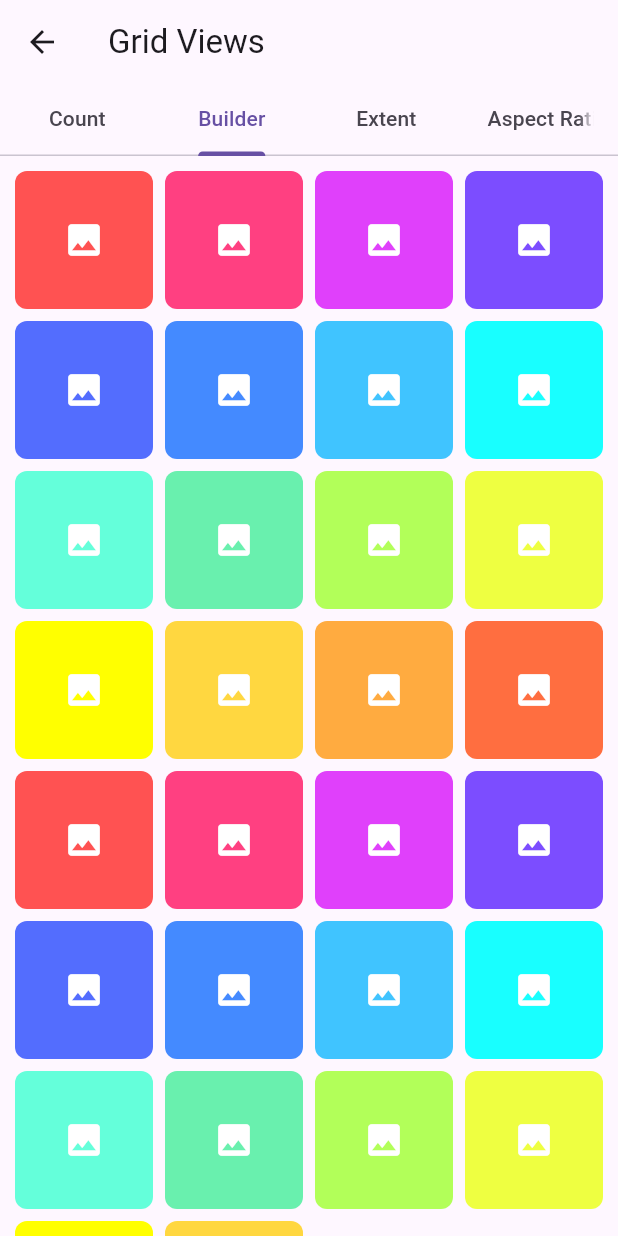
After one commit to VidarDev/flutter_widget_explorer, a Flutter app: the GridViewsPage screen opened directly, tab 2 chosen, on a phone screen of 412 x 824 dp. The commit adds this screen. Run offline on Flutter 3.47's test engine with Material 3 defaults, Android fonts, the phone set to English and light mode, and no system bars.

Commit message:
:sparkles: (feat) add grid_views.page

```diff
--- a/lib/main.dart
+++ b/lib/main.dart
@@ -2,6 +2,7 @@ import 'package:flutter/material.dart';
 import 'package:flutter_widget_explorer/views/center_align.page.dart';
 import 'package:flutter_widget_explorer/views/container_explorer.page.dart';
 import 'package:flutter_widget_explorer/views/expanded_spacer.page.dart';
+import 'package:flutter_widget_explorer/views/grid_views.page.dart';
 import 'package:flutter_widget_explorer/views/padding_sizedbox.page.dart';
 import 'package:flutter_widget_explorer/views/row_column.page.dart';
 import 'package:flutter_widget_explorer/views/scaffold_appbar.page.dart';
@@ -228,7 +229,7 @@ class HomePage extends StatelessWidget {
                 Navigator.push(
                   context,
                   MaterialPageRoute(
-                    builder: (context) => const ScaffoldAppBarPage(),
+                    builder: (context) => const GridViewsPage(),
                   ),
                 );
               },
--- /dev/null
+++ b/lib/views/grid_views.page.dart
@@ -0,0 +1,164 @@
+import 'package:flutter/material.dart';
+
+class GridViewsPage extends StatelessWidget {
+  const GridViewsPage({super.key});
+
+  @override
+  Widget build(BuildContext context) {
+    return DefaultTabController(
+      length: 4,
+      child: Scaffold(
+        appBar: AppBar(
+          title: const Text('Grid Views'),
+          bottom: const TabBar(
+            tabs: [
+              Tab(text: 'Count'),
+              Tab(text: 'Builder'),
+              Tab(text: 'Extent'),
+              Tab(text: 'Aspect Ratio'),
+            ],
+          ),
+        ),
+        body: TabBarView(
+          children: [
+            _buildGridViewCount(),
+            _buildGridViewBuilder(),
+            _buildGridViewExtent(),
+            _buildGridViewAspectRatio(),
+          ],
+        ),
+      ),
+    );
+  }
+
+  Widget _buildGridViewCount() {
+    return GridView.count(
+      crossAxisCount: 3,
+      mainAxisSpacing: 10,
+      crossAxisSpacing: 10,
+      padding: const EdgeInsets.all(10),
+      children: List.generate(
+        20,
+        (index) => Container(
+          decoration: BoxDecoration(
+            color: Colors.primaries[index % Colors.primaries.length],
+            borderRadius: BorderRadius.circular(8),
+          ),
+          child: Center(
+            child: Icon(Icons.image, color: Colors.white, size: 32),
+          ),
+        ),
+      ),
+    );
+  }
+
+  Widget _buildGridViewBuilder() {
+    return GridView.builder(
+      gridDelegate: const SliverGridDelegateWithFixedCrossAxisCount(
+        crossAxisCount: 4,
+        mainAxisSpacing: 8,
+        crossAxisSpacing: 8,
+      ),
+      padding: const EdgeInsets.all(10),
+      itemCount: 30,
+      itemBuilder: (context, index) {
+        return Container(
+          decoration: BoxDecoration(
+            color: Colors.accents[index % Colors.accents.length],
+            borderRadius: BorderRadius.circular(8),
+          ),
+          child: Center(
+            child: Icon(Icons.photo, color: Colors.white, size: 28),
+          ),
+        );
+      },
+    );
+  }
+
+  Widget _buildGridViewExtent() {
+    return GridView.extent(
+      maxCrossAxisExtent: 100,
+      mainAxisSpacing: 10,
+      crossAxisSpacing: 10,
+      padding: const EdgeInsets.all(10),
+      children: List.generate(
+        25,
+        (index) => Container(
+          decoration: BoxDecoration(
+            color: Colors.primaries[(index + 5) % Colors.primaries.length],
+            borderRadius: BorderRadius.circular(8),
+          ),
+          child: Center(
+            child: Icon(Icons.photo_library, color: Colors.white, size: 30),
+          ),
+        ),
+      ),
+    );
+  }
+
+  Widget _buildGridViewAspectRatio() {
+    return SingleChildScrollView(
+      child: Column(
+        children: [
+          _buildAspectRatioSection(0.5, 'Ratio 0.5'),
+          _buildAspectRatioSection(1.0, 'Ratio 1.0'),
+          _buildAspectRatioSection(1.5, 'Ratio 1.5'),
+          _buildAspectRatioSection(2.0, 'Ratio 2.0'),
+        ],
+      ),
+    );
+  }
+
+  Widget _buildAspectRatioSection(double ratio, String title) {
+    return Column(
+      crossAxisAlignment: CrossAxisAlignment.start,
+      children: [
+        Padding(
+          padding: const EdgeInsets.all(16.0),
+          child: Text(
+            title,
+            style: const TextStyle(fontSize: 18, fontWeight: FontWeight.bold),
+          ),
+        ),
+        SizedBox(
+          height: 200,
+          child: GridView.count(
+            scrollDirection: Axis.horizontal,
+            crossAxisCount: 1,
+            childAspectRatio: ratio,
+            mainAxisSpacing: 10,
+            crossAxisSpacing: 10,
+            padding: const EdgeInsets.symmetric(horizontal: 16),
+            children: List.generate(
+              5,
+              (index) => Container(
+                decoration: BoxDecoration(
+                  color:
+                      Colors.primaries[(index + 10) % Colors.primaries.length],
+                  borderRadius: BorderRadius.circular(8),
+                ),
+                child: Center(
+                  child: Column(
+                    mainAxisAlignment: MainAxisAlignment.center,
+                    children: [
+                      Icon(Icons.image, color: Colors.white, size: 32),
+                      const SizedBox(height: 8),
+                      Text(
+                        'Ratio $ratio',
+                        style: const TextStyle(
+                          color: Colors.white,
+                          fontWeight: FontWeight.bold,
+                        ),
+                      ),
+                    ],
+                  ),
+                ),
+              ),
+            ),
+          ),
+        ),
+        const Divider(),
+      ],
+    );
+  }
+}
```
